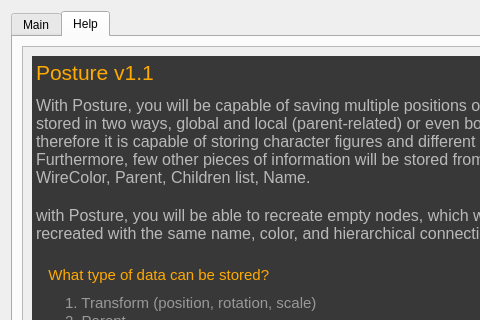
This is posture_v1.2 - python 2.7/posture_v1.2/Interface/user-interface.ui in ShirzadBh/posture as Qt 5 draws it before an edit; both pictures show x 0 to 480 and y 0 to 320 of the 759 by 487 pixel window. The edited form follows.
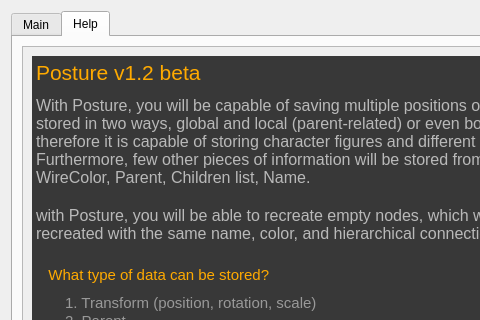
This is the edited form. The open tabs and pages were chosen to show the change.

The edit to the form file:
```diff
--- a/posture_v1.2 - python 2.7/posture_v1.2/Interface/user-interface.ui
+++ b/posture_v1.2 - python 2.7/posture_v1.2/Interface/user-interface.ui
@@ -701,7 +701,7 @@
 &lt;html&gt;&lt;head&gt;&lt;meta name=&quot;qrichtext&quot; content=&quot;1&quot; /&gt;&lt;style type=&quot;text/css&quot;&gt;
 p, li { white-space: pre-wrap; }
 &lt;/style&gt;&lt;/head&gt;&lt;body style=&quot; font-family:'MS Shell Dlg 2'; font-size:8.25pt; font-weight:400; font-style:normal;&quot;&gt;
-&lt;p style=&quot; margin-top:0px; margin-bottom:0px; margin-left:0px; margin-right:0px; -qt-block-indent:0; text-indent:0px;&quot;&gt;&lt;span style=&quot; font-size:16pt; color:#ffaa00;&quot;&gt;Posture v1.1&lt;/span&gt;&lt;/p&gt;
+&lt;p style=&quot; margin-top:0px; margin-bottom:0px; margin-left:0px; margin-right:0px; -qt-block-indent:0; text-indent:0px;&quot;&gt;&lt;span style=&quot; font-size:16pt; color:#ffaa00;&quot;&gt;Posture v1.2 beta&lt;/span&gt;&lt;/p&gt;
 &lt;p style=&quot; margin-top:0px; margin-bottom:0px; margin-left:0px; margin-right:0px; -qt-block-indent:0; text-indent:0px;&quot;&gt;&lt;span style=&quot; font-size:7pt; color:#ffaa00;&quot;&gt; &lt;/span&gt;&lt;/p&gt;
 &lt;p style=&quot; margin-top:0px; margin-bottom:0px; margin-left:0px; margin-right:0px; -qt-block-indent:0; text-indent:0px;&quot;&gt;&lt;span style=&quot; font-size:12pt; color:#b9b9b9;&quot;&gt;With Posture, you will be capable of saving multiple positions of unlimited objects! data can be stored in two ways, global and local (parent-related) or even both of them at the same time, therefore it is capable of storing character figures and different decoration of elements as well. Furthermore, few other pieces of information will be stored from selected objects, like WireColor, Parent, Children list, Name.&lt;/span&gt;&lt;/p&gt;
 &lt;p style=&quot;-qt-paragraph-type:empty; margin-top:0px; margin-bottom:0px; margin-left:0px; margin-right:0px; -qt-block-indent:0; text-indent:0px; font-size:12pt; color:#b9b9b9;&quot;&gt;&lt;br /&gt;&lt;/p&gt;
```
